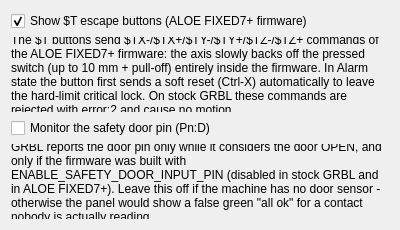
Old version of the form limit_monitor/settings.ui in the repository Dzantemir/candle-plugin-limit-monitor.
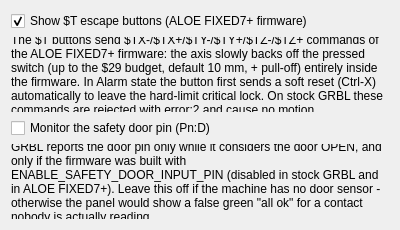
New version of the form.

The edit to the form file:
```diff
--- a/limit_monitor/settings.ui
+++ b/limit_monitor/settings.ui
@@ -24,7 +24,7 @@
    <item>
     <widget class="QLabel" name="lblNote">
      <property name="text">
-      <string>The $T buttons send $TX-/$TX+/$TY-/$TY+/$TZ-/$TZ+ commands of the ALOE FIXED7+ firmware: the axis slowly backs off the pressed switch (up to 10 mm + pull-off) entirely inside the firmware. In Alarm state the button first sends a soft reset (Ctrl-X) automatically to leave the hard-limit critical lock. On stock GRBL these commands are rejected with error:2 and cause no motion.</string>
+      <string>The $T buttons send $TX-/$TX+/$TY-/$TY+/$TZ-/$TZ+ commands of the ALOE FIXED7+ firmware: the axis slowly backs off the pressed switch (up to the $29 budget, default 10 mm, + pull-off) entirely inside the firmware. In Alarm state the button first sends a soft reset (Ctrl-X) automatically to leave the hard-limit critical lock. On stock GRBL these commands are rejected with error:2 and cause no motion.</string>
      </property>
      <property name="wordWrap">
       <bool>true</bool>
```
